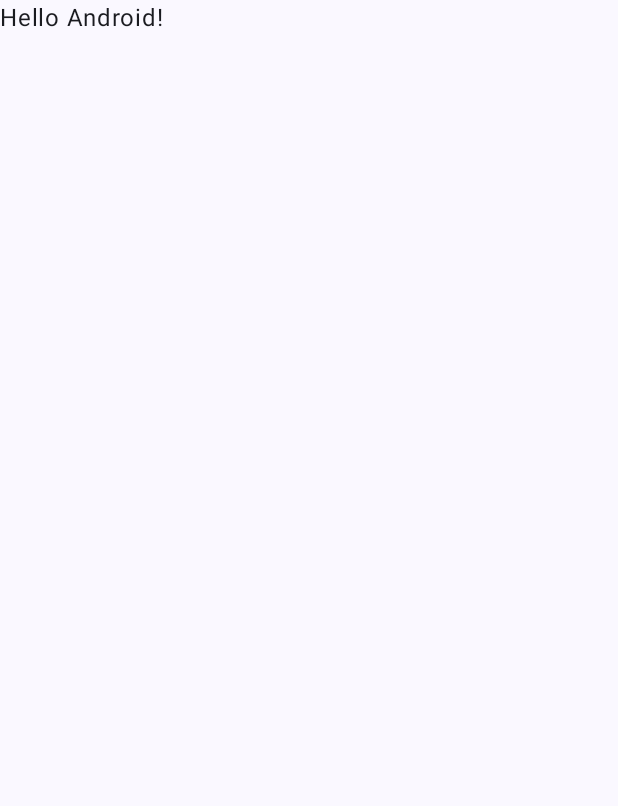
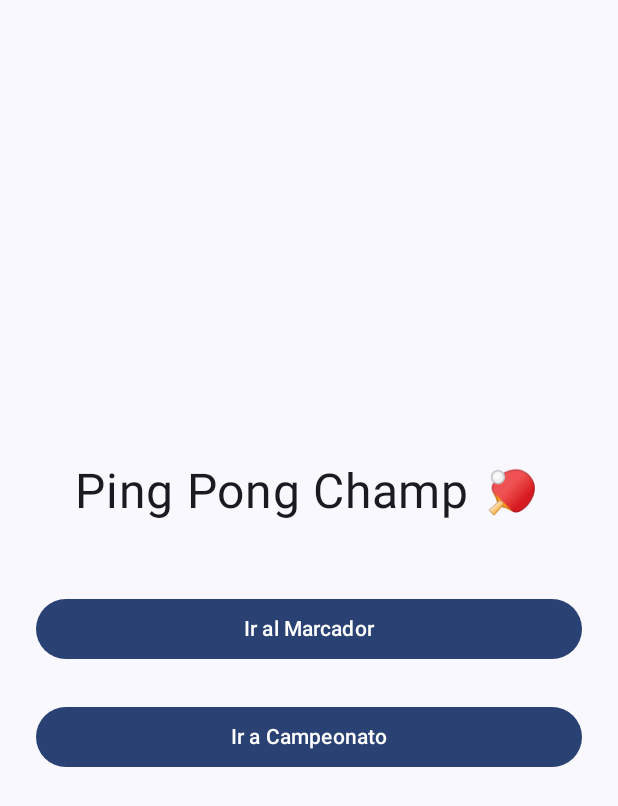
Before and after one commit to edwinvasa/PingPongChamp, an Android app built with Jetpack Compose: the screen it shows after launch (MainActivity), on a phone screen of 412 x 824 dp. Before the commit the part shown is almost empty. Shown: the top 806 px of the screen. Run offline under Robolectric (Android 15) with nearby library versions, the phone set to English and light mode, and no system bars.

Commit message:
tablero marcador de puntos y generación de partidos aleatorios

```diff
--- a/app/build.gradle.kts
+++ b/app/build.gradle.kts
@@ -49,6 +49,8 @@ dependencies {
     implementation(libs.androidx.ui.graphics)
     implementation(libs.androidx.ui.tooling.preview)
     implementation(libs.androidx.material3)
+    implementation("androidx.navigation:navigation-compose:2.7.7")
+    implementation("com.google.code.gson:gson:2.10.1")
     testImplementation(libs.junit)
     androidTestImplementation(libs.androidx.junit)
     androidTestImplementation(libs.androidx.espresso.core)
--- a/app/src/main/java/com/edwinvasa/pingpongchamp/MainActivity.kt
+++ b/app/src/main/java/com/edwinvasa/pingpongchamp/MainActivity.kt
@@ -3,45 +3,22 @@ package com.edwinvasa.pingpongchamp
 import android.os.Bundle
 import androidx.activity.ComponentActivity
 import androidx.activity.compose.setContent
-import androidx.activity.enableEdgeToEdge
-import androidx.compose.foundation.layout.fillMaxSize
-import androidx.compose.foundation.layout.padding
-import androidx.compose.material3.Scaffold
-import androidx.compose.material3.Text
-import androidx.compose.runtime.Composable
-import androidx.compose.ui.Modifier
-import androidx.compose.ui.tooling.preview.Preview
+import androidx.compose.material3.MaterialTheme
+import androidx.compose.material3.Surface
+import androidx.navigation.compose.rememberNavController
+import com.edwinvasa.pingpongchamp.presentation.main.AppNavHost
 import com.edwinvasa.pingpongchamp.ui.theme.PingPongChampTheme
 
 class MainActivity : ComponentActivity() {
     override fun onCreate(savedInstanceState: Bundle?) {
         super.onCreate(savedInstanceState)
-        enableEdgeToEdge()
         setContent {
             PingPongChampTheme {
-                Scaffold(modifier = Modifier.fillMaxSize()) { innerPadding ->
-                    Greeting(
-                        name = "Android",
-                        modifier = Modifier.padding(innerPadding)
-                    )
+                Surface(color = MaterialTheme.colorScheme.background) {
+                    val navController = rememberNavController()
+                    AppNavHost(navController = navController)
                 }
             }
         }
     }
 }
-
-@Composable
-fun Greeting(name: String, modifier: Modifier = Modifier) {
-    Text(
-        text = "Hello $name!",
-        modifier = modifier
-    )
-}
-
-@Preview(showBackground = true)
-@Composable
-fun GreetingPreview() {
-    PingPongChampTheme {
-        Greeting("Android")
-    }
-}
--- /dev/null
+++ b/app/src/main/java/com/edwinvasa/pingpongchamp/presentation/main/MainScreen.kt
@@ -0,0 +1,47 @@
+package com.edwinvasa.pingpongchamp.presentation.main
+
+import androidx.compose.foundation.layout.*
+import androidx.compose.material3.Button
+import androidx.compose.material3.Text
+import androidx.compose.runtime.Composable
+import androidx.compose.ui.Alignment
+import androidx.compose.ui.Modifier
+import androidx.compose.ui.unit.dp
+import androidx.compose.ui.unit.sp
+
+@Composable
+fun MainScreen(
+    onScoreboardClick: () -> Unit,
+    onChampionshipClick: () -> Unit
+) {
+    Column(
+        modifier = Modifier
+            .fillMaxSize()
+            .padding(24.dp),
+        verticalArrangement = Arrangement.Center,
+        horizontalAlignment = Alignment.CenterHorizontally
+    ) {
+        Text(
+            text = "Ping Pong Champ 🏓",
+            fontSize = 32.sp,
+            modifier = Modifier.padding(bottom = 48.dp)
+        )
+
+        Button(
+            onClick = onScoreboardClick,
+            modifier = Modifier
+                .fillMaxWidth()
+                .padding(bottom = 24.dp)
+        ) {
+            Text(text = "Ir al Marcador")
+        }
+
+        Button(
+            onClick = onChampionshipClick,
+            modifier = Modifier
+                .fillMaxWidth()
+        ) {
+            Text(text = "Ir a Campeonato")
+        }
+    }
+}
--- /dev/null
+++ b/app/src/main/java/com/edwinvasa/pingpongchamp/presentation/main/NavHost.kt
@@ -0,0 +1,64 @@
+package com.edwinvasa.pingpongchamp.presentation.main
+
+import androidx.compose.runtime.Composable
+import androidx.navigation.NavHostController
+import androidx.navigation.compose.NavHost
+import androidx.navigation.compose.composable
+import androidx.navigation.navArgument
+import com.edwinvasa.pingpongchamp.presentation.bracket.BracketScreen
+import com.edwinvasa.pingpongchamp.presentation.championship.ChampionshipScreen
+import com.edwinvasa.pingpongchamp.presentation.scoreboard.ScoreboardScreen
+import com.edwinvasa.pingpongchamp.presentation.championship.PlayerRouletteScreen
+import java.net.URLDecoder
+import com.google.gson.Gson
+import com.google.gson.reflect.TypeToken
+import java.nio.charset.StandardCharsets
+
+@Composable
+fun AppNavHost(navController: NavHostController) {
+    NavHost(navController = navController, startDestination = Routes.Main.route) {
+        composable(Routes.Main.route) {
+            MainScreen(
+                onScoreboardClick = {
+                    navController.navigate(Routes.Scoreboard.route)
+                },
+                onChampionshipClick = {
+                    navController.navigate(Routes.Championship.route)
+                }
+            )
+        }
+        composable(Routes.Scoreboard.route) {
+            ScoreboardScreen()
+        }
+        composable(Routes.Championship.route) {
+            ChampionshipScreen(navController = navController)
+        }
+        composable(
+            route = Routes.PlayerRoulette.route,
+            arguments = listOf(navArgument("playersJson") { type = androidx.navigation.NavType.StringType })
+        ) { backStackEntry ->
+            val json = backStackEntry.arguments?.getString("playersJson") ?: "[]"
+            val decodedJson = URLDecoder.decode(json, StandardCharsets.UTF_8.toString())
+            val type = object : TypeToken<List<String>>() {}.type
+            val players: List<String> = Gson().fromJson(decodedJson, type)
+
+            PlayerRouletteScreen(
+                navController = navController,
+                players = players
+            ) { p1, p2 ->
+            }
+        }
+        composable(
+            route = Routes.Bracket.route,
+            arguments = listOf(navArgument("playersJson") { type = androidx.navigation.NavType.StringType })
+        ) { backStackEntry ->
+            val json = backStackEntry.arguments?.getString("playersJson") ?: "[]"
+            val decodedJson = URLDecoder.decode(json, StandardCharsets.UTF_8.toString())
+            val type = object : TypeToken<List<String>>() {}.type
+            val players: List<String> = Gson().fromJson(decodedJson, type)
+
+            BracketScreen(players = players)
+        }
+
+    }
+}
--- /dev/null
+++ b/app/src/main/java/com/edwinvasa/pingpongchamp/presentation/main/Routes.kt
@@ -0,0 +1,13 @@
+package com.edwinvasa.pingpongchamp.presentation.main
+
+sealed class Routes(val route: String) {
+    object Main : Routes("main")
+    object Scoreboard : Routes("scoreboard")
+    object Championship : Routes("championship")
+    object PlayerRoulette : Routes("player_roulette/{playersJson}") {
+        fun createRoute(playersJson: String) = "player_roulette/$playersJson"
+    }
+    object Bracket : Routes("bracket_screen/{playersJson}") {
+        fun createRoute(playersJson: String) = "bracket_screen/$playersJson"
+    }
+}
```
Also changed, not shown: app/src/main/java/com/edwinvasa/pingpongchamp/domain/model/TournamentMatch.kt (added, +7 -0 lines), app/src/main/java/com/edwinvasa/pingpongchamp/presentation/bracket/BracketScreen.kt (added, +87 -0 lines), app/src/main/java/com/edwinvasa/pingpongchamp/presentation/bracket/BracketViewModel.kt (added, +31 -0 lines), app/src/main/java/com/edwinvasa/pingpongchamp/presentation/championship/ChampionshipScreen.kt (added, +72 -0 lines), app/src/main/java/com/edwinvasa/pingpongchamp/presentation/championship/PlayerRouletteScreen.kt (added, +118 -0 lines), app/src/main/java/com/edwinvasa/pingpongchamp/presentation/scoreboard/ScoreboardScreen.kt (added, +100 -0 lines).
